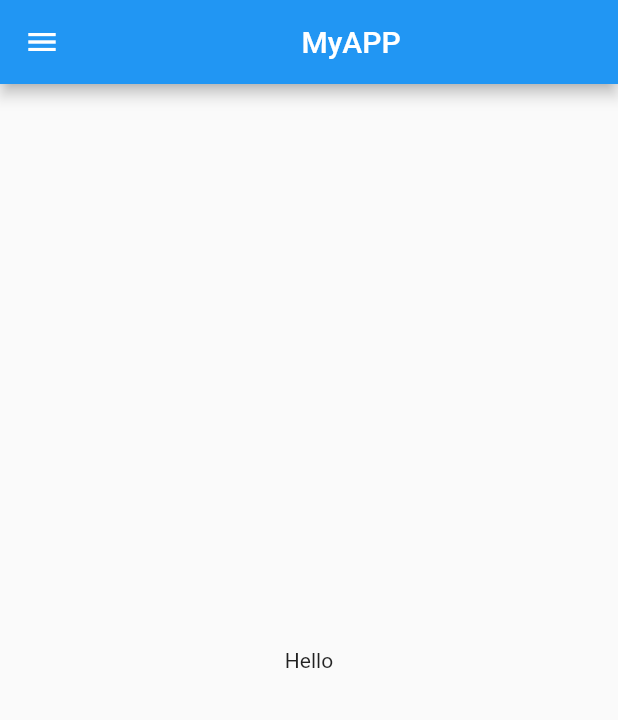
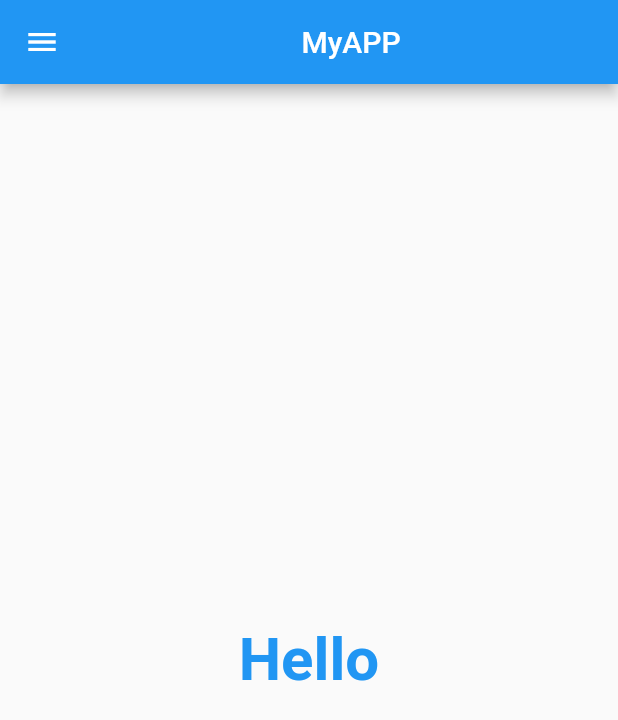
Before and after one commit to BasitJutt007/Flutter-Basics, a Flutter app: the screen it shows after launch, on a phone screen of 412 x 824 dp. Shown: the top 720 px of the screen. Run offline on Flutter 3.47's test engine with Material 2 defaults, Android fonts, the phone set to English and light mode, and no system bars.

Commit message:
day3 completed

```diff
--- a/lib/home_page.dart
+++ b/lib/home_page.dart
@@ -11,7 +11,11 @@ class HomePage extends StatelessWidget {
       ),
       body: Center(
         child: Container(
-          child: Text("Hello"),
+          child: Text(
+            "Hello",
+            style: TextStyle(
+                fontSize: 40, color: Colors.blue, fontWeight: FontWeight.bold),
+          ),
         ),
       ),
       drawer: Drawer(),
--- a/lib/main.dart
+++ b/lib/main.dart
@@ -1,5 +1,6 @@
 import 'package:flutter/material.dart';
 import 'package:flutter_application_1/home_page.dart';
+import 'package:flutter_application_1/login_page.dart';
 
 void main() {
   runApp(myApp());
@@ -11,7 +12,11 @@ class myApp extends StatelessWidget {
   @override
   Widget build(BuildContext context) {
     return MaterialApp(
-      home: HomePage(),
+      //home: HomePage(),
+      routes: {
+        "/": (context) => HomePage(),
+        "/login": (context) => LoginPage()
+      },
     );
   }
 }
```
Also changed, not shown: lib/login_page.dart (added, +14 -0 lines).
